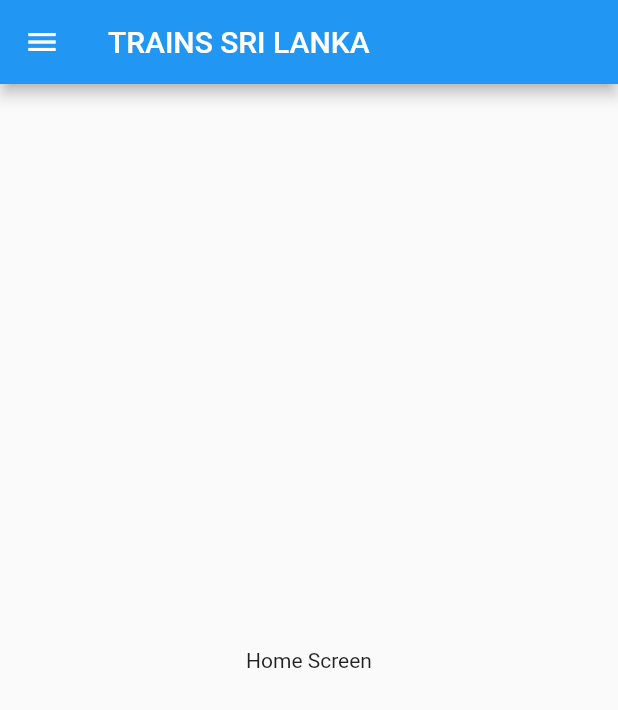
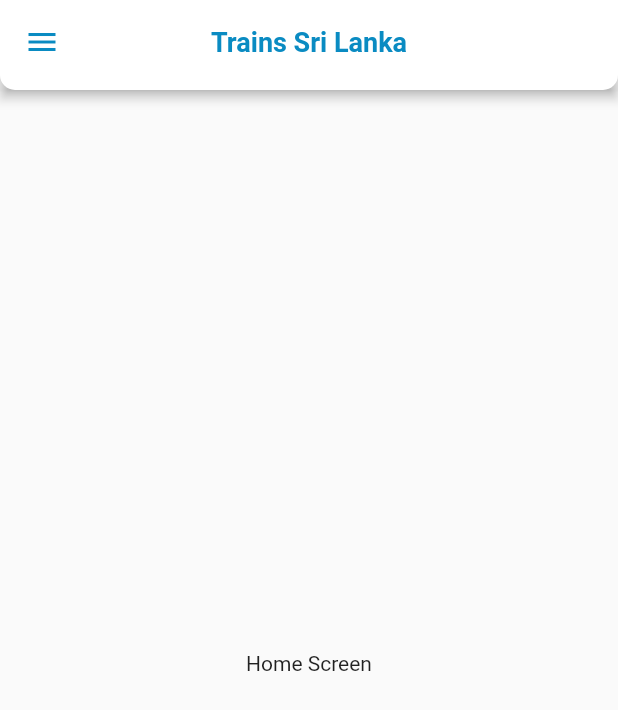
Before and after one commit to User-Experience-Design-SE3050-2021/se3050---uee-2021s2_reg_we_58, a Flutter app: the Homepage screen opened directly, on a phone screen of 412 x 824 dp. Shown: the top 710 px of the screen. Run offline on Flutter 3.47's test engine with Material 2 defaults, Android fonts, the phone set to English and light mode, and no system bars.

Commit message:
custom appbar done

```diff
--- a/train_srilanka/lib/Screens/home_page.dart
+++ b/train_srilanka/lib/Screens/home_page.dart
@@ -1,4 +1,6 @@
 import 'package:flutter/material.dart';
+import 'package:flutter/services.dart';
+import 'package:train_srilanka/widgets/custome_appbar.dart';
 import 'package:train_srilanka/widgets/navbar.dart';
 
 import '../theme.dart';
@@ -9,9 +11,7 @@ class Homepage extends StatelessWidget {
   Widget build(BuildContext context) {
     return Scaffold(
       drawer: NavDrawer(),
-      appBar: AppBar(
-        title: Text('TRAINS SRI LANKA'),
-      ),
+      appBar: CustomAppBar(),
       body: Center(
         child: Text('Home Screen'),
       ),
--- a/train_srilanka/lib/theme.dart
+++ b/train_srilanka/lib/theme.dart
@@ -1,7 +1,7 @@
 import 'package:flutter/material.dart';
 
-const kPrimaryColor = Color(0xFF1B383A);
-const kSecondaryColor = Color(0xFF59706F);
+const kPrimaryColor = Color(0xFF0A8BC2);
+const kSecondaryColor = Color(0xFF939393);
 const kDarkGreyColor = Color(0xFFA8A8A8);
 const kWhiteColor = Color(0xFFFFFFFF);
 const kZambeziColor = Color(0xFF5B5B5B);
--- /dev/null
+++ b/train_srilanka/lib/widgets/custome_appbar.dart
@@ -0,0 +1,39 @@
+import 'package:flutter/material.dart';
+import 'package:flutter/services.dart';
+import '../theme.dart';
+
+class CustomAppBar extends StatelessWidget implements PreferredSizeWidget {
+  // final String title;
+  // final Color backgroundColor;
+
+  const CustomAppBar({
+    Key? key,
+  }) : super(key: key);
+
+  @override
+  // TODO: implement preferredSize
+  Size get preferredSize => Size.fromHeight(60.0);
+
+  @override
+  Widget build(BuildContext context) {
+    return AppBar(
+      systemOverlayStyle: SystemUiOverlayStyle.dark,
+      backgroundColor: Colors.transparent,
+      elevation: 3.0,
+      title: Text(
+        'Trains Sri Lanka',
+        style: TextStyle(
+            fontSize: 18, fontWeight: FontWeight.bold, color: kPrimaryColor),
+      ),
+      centerTitle: true,
+      iconTheme: IconThemeData(color: kPrimaryColor),
+      flexibleSpace: Container(
+        decoration: BoxDecoration(
+            borderRadius: BorderRadius.only(
+                bottomLeft: Radius.circular(10),
+                bottomRight: Radius.circular(10)),
+            color: const Color(0xFFFFFFFF)),
+      ),
+    );
+  }
+}
```
